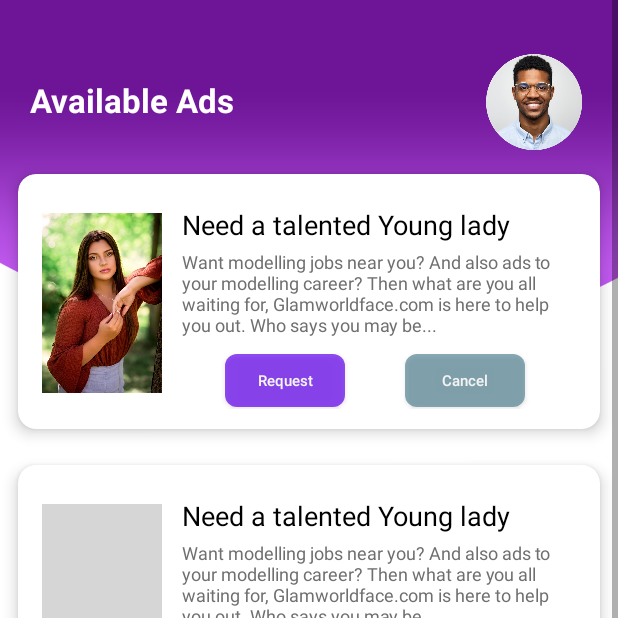
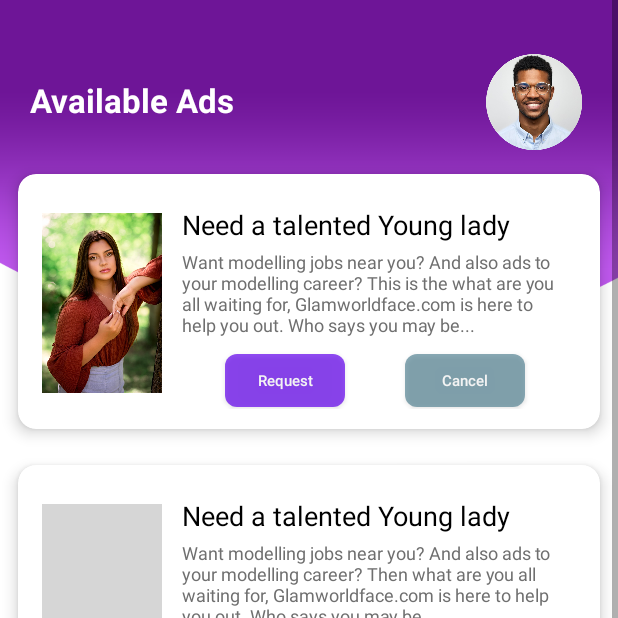
Before and after one commit to ThisaraKavinda/Catwalk_MAD, an Android app: the ModelRequestActivity screen opened directly, with no data from a screen before it, on a phone screen of 412 x 824 dp, the top half of it. Run offline under Robolectric (Android 15) with nearby library versions, the phone set to English and light mode, and no system bars; our stand-ins replace navigation-ui; grey boxes are pictures that could not be loaded.

Commit message:
after reset 2

```diff
--- a/app/src/main/res/layout/activity_model_request.xml
+++ b/app/src/main/res/layout/activity_model_request.xml
@@ -100,7 +100,7 @@
                                 android:layout_width="wrap_content"
                                 android:layout_height="wrap_content"
                                 android:layout_marginTop="0dp"
-                                android:text="Want modelling jobs near you? And also ads to your modelling career? Then what are you all waiting for, Glamworldface.com is here to help you out. Who says you may be..."
+                                android:text="Want modelling jobs near you? And also ads to your modelling career? This is the what are you all waiting for, Glamworldface.com is here to help you out. Who says you may be..."
                                 android:textAppearance="@style/TextAppearance.AppCompat.Body1"
                                 android:textColor="#6f6f6f"
                                 android:textSize="12sp"/>
```
